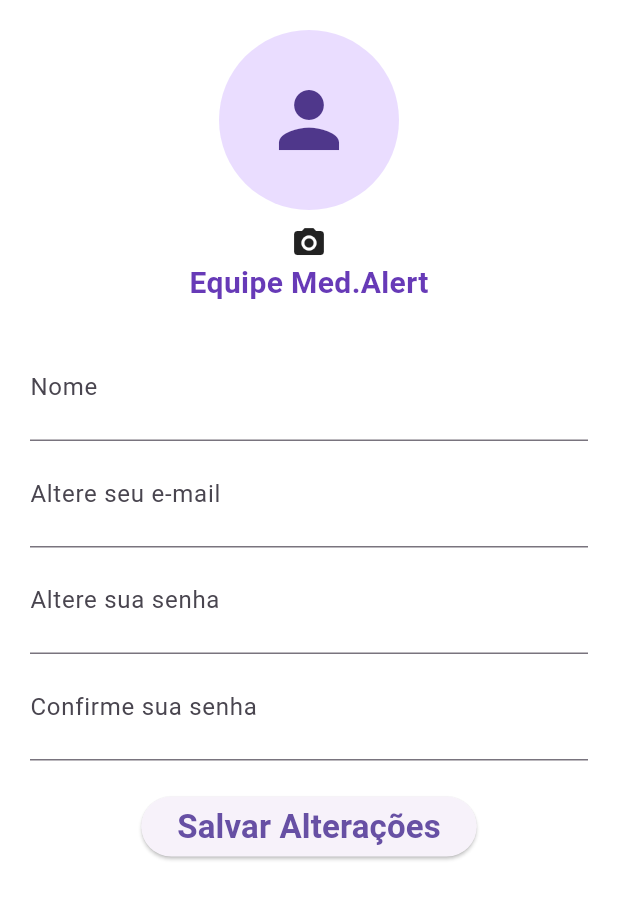
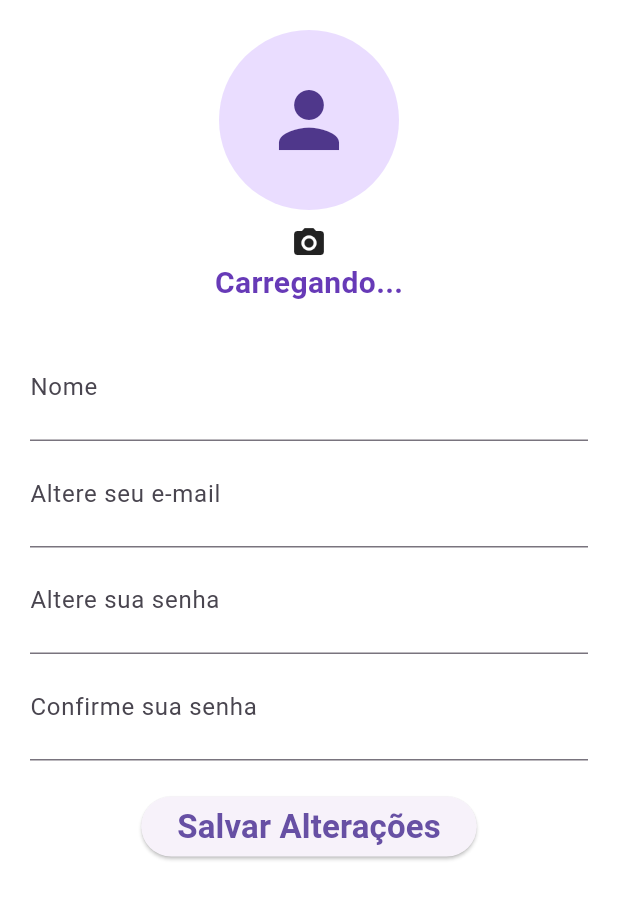
Before and after one commit to yasyaaaas/LDDM---MedAlert, a Flutter app: the AccountScreen screen opened by its route, on a phone screen of 412 x 824 dp. Shown: the top 899 px of the screen. Run offline on Flutter 3.47's test engine with Material 3 defaults, Android fonts, the light colour scheme and no system bars; our stand-ins replace image_picker, sqflite; accounts and stored records are empty.

Commit message:
Alteração texto na configuração da conta

```diff
--- a/Sprint 2/med_alert/lib/features/TelasPrincipais/account_screen.dart
+++ b/Sprint 2/med_alert/lib/features/TelasPrincipais/account_screen.dart
@@ -12,6 +12,7 @@ class AccountScreen extends StatefulWidget {
   AccountScreen({required this.userId});
 
   @override
+  // ignore: library_private_types_in_public_api
   _AccountScreenState createState() => _AccountScreenState();
 }
 
@@ -23,7 +24,8 @@ class _AccountScreenState extends State<AccountScreen> {
   final TextEditingController _nameController = TextEditingController();
   final TextEditingController _emailController = TextEditingController();
   final TextEditingController _passwordController = TextEditingController();
-  final TextEditingController _confirmPasswordController = TextEditingController();
+  final TextEditingController _confirmPasswordController =
+      TextEditingController();
 
   final UsuarioDao _usuarioDao = UsuarioDao(); // Instância do DAO
 
@@ -87,7 +89,15 @@ class _AccountScreenState extends State<AccountScreen> {
                     ),
                     SizedBox(height: 10),
                     Icon(Icons.camera_alt, size: 24),
-                    Text('Equipe Med.Alert', style: TextStyle(fontSize: 20, color: Colors.deepPurple, fontWeight: FontWeight.bold)),
+                    Text(
+                      _nameController.text.isNotEmpty
+                          ? 'Olá, ${_nameController.text}'
+                          : 'Carregando...',
+                      style: TextStyle(
+                          fontSize: 20,
+                          color: Colors.deepPurple,
+                          fontWeight: FontWeight.bold),
+                    ),
                   ],
                 ),
               ),
@@ -111,7 +121,8 @@ class _AccountScreenState extends State<AccountScreen> {
                     ),
                     TextFormField(
                       controller: _emailController,
-                      decoration: InputDecoration(labelText: 'Altere seu e-mail'),
+                      decoration:
+                          InputDecoration(labelText: 'Altere seu e-mail'),
                       style: TextStyle(fontSize: 26),
                       validator: (value) {
                         if (value == null || value.isEmpty) {
@@ -124,7 +135,8 @@ class _AccountScreenState extends State<AccountScreen> {
                     ),
                     TextFormField(
                       controller: _passwordController,
-                      decoration: InputDecoration(labelText: 'Altere sua senha'),
+                      decoration:
+                          InputDecoration(labelText: 'Altere sua senha'),
                       obscureText: true,
                       style: TextStyle(fontSize: 26),
                       validator: (value) {
@@ -138,7 +150,8 @@ class _AccountScreenState extends State<AccountScreen> {
                     ),
                     TextFormField(
                       controller: _confirmPasswordController,
-                      decoration: InputDecoration(labelText: 'Confirme sua senha'),
+                      decoration:
+                          InputDecoration(labelText: 'Confirme sua senha'),
                       obscureText: true,
                       style: TextStyle(fontSize: 26),
                       validator: (value) {
@@ -160,7 +173,9 @@ class _AccountScreenState extends State<AccountScreen> {
                           // Adicione lógica para alterar a senha
                         }
                       },
-                      child: Text('Salvar Alterações', style: TextStyle(fontSize: 22, fontWeight: FontWeight.bold)),
+                      child: Text('Salvar Alterações',
+                          style: TextStyle(
+                              fontSize: 22, fontWeight: FontWeight.bold)),
                     ),
                   ],
                 ),
```
